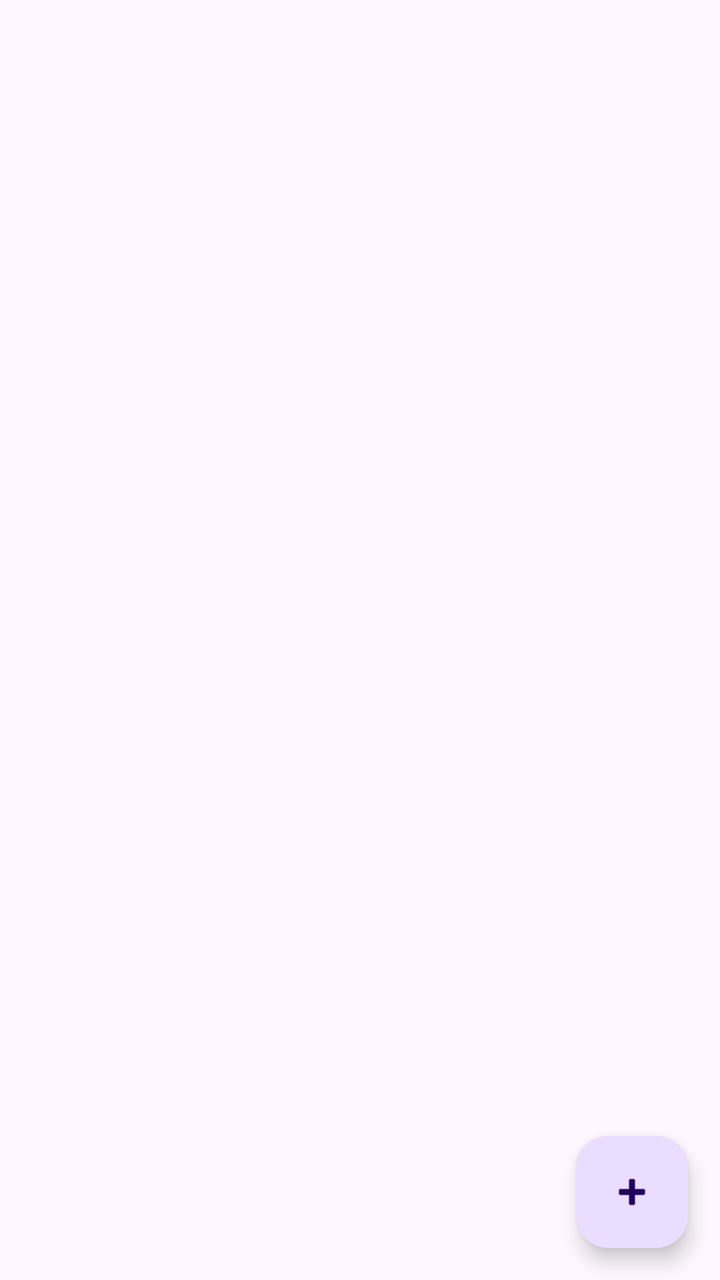
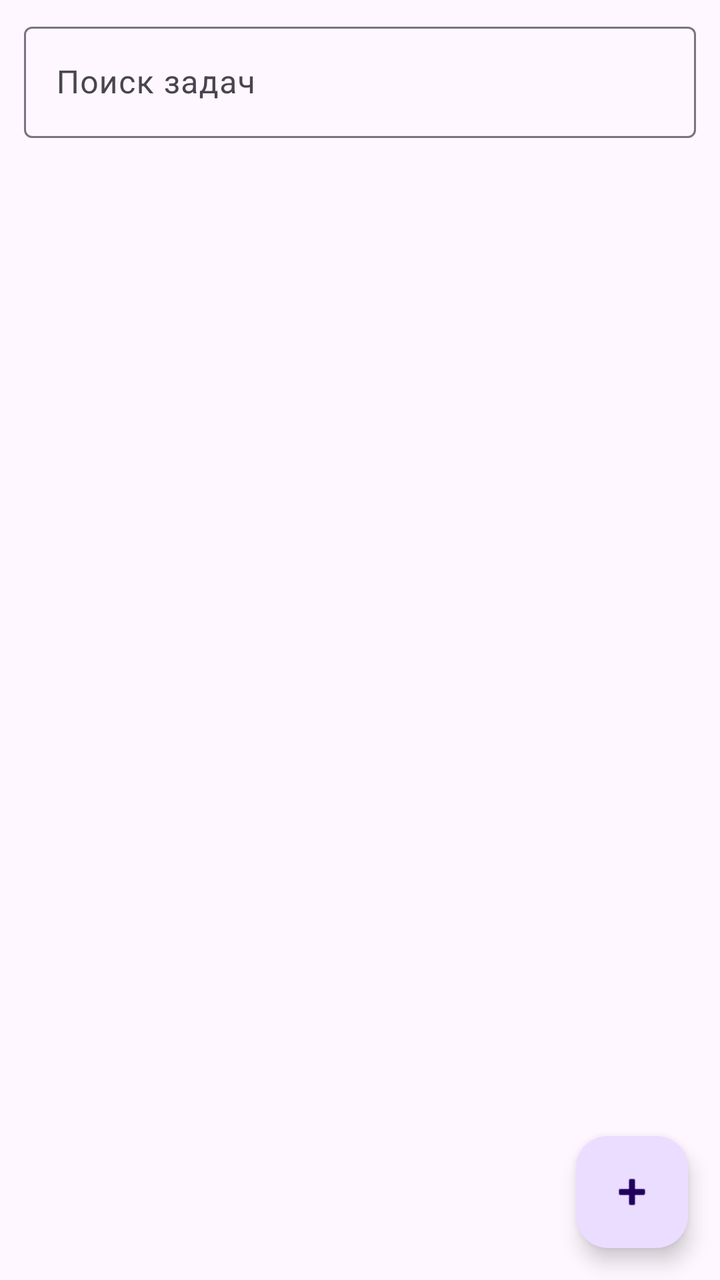

Compare the two renders of this Android layout. The source of the first and the diff that turns it into the second are given below.
<!-- AndroidManifest.xml: application theme Theme.Todo -->
<!-- res/layout/fragment_task_list.xml -->
<?xml version="1.0" encoding="utf-8"?>
<androidx.constraintlayout.widget.ConstraintLayout xmlns:android="http://schemas.android.com/apk/res/android"
    xmlns:app="http://schemas.android.com/apk/res-auto"
    xmlns:tools="http://schemas.android.com/tools"
    android:layout_width="match_parent"
    android:layout_height="match_parent"
    tools:context=".presentation.list.TaskListFragment">

    
    <androidx.recyclerview.widget.RecyclerView
        android:id="@+id/tasksRecyclerView"
        android:layout_width="0dp"
        android:layout_height="0dp"
        android:clipToPadding="false"
        android:paddingTop="8dp"
        android:paddingBottom="80dp"
        app:layout_constraintBottom_toBottomOf="parent"
        app:layout_constraintEnd_toEndOf="parent"
        app:layout_constraintStart_toStartOf="parent"
        app:layout_constraintTop_toTopOf="parent"
        tools:listitem="@layout/item_task" />

    
    <TextView
        android:id="@+id/emptyText"
        android:layout_width="wrap_content"
        android:layout_height="wrap_content"
        android:text="Нет задач. Добавьте первую!"
        android:textSize="16sp"
        android:visibility="gone"
        app:layout_constraintBottom_toBottomOf="parent"
        app:layout_constraintEnd_toEndOf="parent"
        app:layout_constraintStart_toStartOf="parent"
        app:layout_constraintTop_toTopOf="parent"
        tools:visibility="visible" />

    
    <ProgressBar
        android:id="@+id/progressBar"
        android:layout_width="wrap_content"
        android:layout_height="wrap_content"
        android:visibility="gone"
        app:layout_constraintBottom_toBottomOf="parent"
        app:layout_constraintEnd_toEndOf="parent"
        app:layout_constraintStart_toStartOf="parent"
        app:layout_constraintTop_toTopOf="parent"
        tools:visibility="visible" />

    
    <com.google.android.material.floatingactionbutton.FloatingActionButton
        android:id="@+id/addTaskFab"
        android:layout_width="wrap_content"
        android:layout_height="wrap_content"
        android:layout_margin="16dp"
        android:contentDescription="Добавить задачу"
        android:src="@android:drawable/ic_input_add"
        app:layout_constraintBottom_toBottomOf="parent"
        app:layout_constraintEnd_toEndOf="parent" />

</androidx.constraintlayout.widget.ConstraintLayout>
<!-- res/layout/item_task.xml (included above) -->
<?xml version="1.0" encoding="utf-8"?>
<androidx.cardview.widget.CardView xmlns:android="http://schemas.android.com/apk/res/android"
    xmlns:app="http://schemas.android.com/apk/res-auto"
    android:layout_width="match_parent"
    android:layout_height="wrap_content"
    android:layout_marginHorizontal="12dp"
    android:layout_marginVertical="6dp"
    app:cardCornerRadius="12dp"
    app:cardElevation="2dp">

    <androidx.constraintlayout.widget.ConstraintLayout
        android:layout_width="match_parent"
        android:layout_height="wrap_content"
        android:padding="12dp">

        
        <View
            android:id="@+id/priorityIndicator"
            android:layout_width="6dp"
            android:layout_height="0dp"
            android:background="#FFC107"
            app:layout_constraintBottom_toBottomOf="@id/titleText"
            app:layout_constraintStart_toStartOf="parent"
            app:layout_constraintTop_toTopOf="@id/titleText" />

        
        <TextView
            android:id="@+id/titleText"
            android:layout_width="0dp"
            android:layout_height="wrap_content"
            android:layout_marginStart="10dp"
            android:ellipsize="end"
            android:maxLines="1"
            android:text="Название задачи"
            android:textColor="?android:attr/textColorPrimary"
            android:textSize="16sp"
            android:textStyle="bold"
            app:layout_constraintEnd_toStartOf="@id/completedCheckbox"
            app:layout_constraintStart_toEndOf="@id/priorityIndicator"
            app:layout_constraintTop_toTopOf="parent" />

        
        <CheckBox
            android:id="@+id/completedCheckbox"
            android:layout_width="wrap_content"
            android:layout_height="wrap_content"
            app:layout_constraintBottom_toBottomOf="@id/titleText"
            app:layout_constraintEnd_toEndOf="parent"
            app:layout_constraintTop_toTopOf="@id/titleText" />

        
        <TextView
            android:id="@+id/descriptionText"
            android:layout_width="0dp"
            android:layout_height="wrap_content"
            android:layout_marginStart="10dp"
            android:layout_marginTop="4dp"
            android:ellipsize="end"
            android:maxLines="2"
            android:text="Описание задачи"
            android:textColor="?android:attr/textColorSecondary"
            android:textSize="14sp"
            app:layout_constraintEnd_toEndOf="parent"
            app:layout_constraintStart_toEndOf="@id/priorityIndicator"
            app:layout_constraintTop_toBottomOf="@id/titleText" />

        
        <TextView
            android:id="@+id/dueDateText"
            android:layout_width="0dp"
            android:layout_height="wrap_content"
            android:layout_marginStart="10dp"
            android:layout_marginTop="6dp"
            android:text="01.01.2026 12:00"
            android:textColor="?android:attr/textColorSecondary"
            android:textSize="12sp"
            app:layout_constraintBottom_toBottomOf="parent"
            app:layout_constraintEnd_toEndOf="parent"
            app:layout_constraintStart_toEndOf="@id/priorityIndicator"
            app:layout_constraintTop_toBottomOf="@id/descriptionText" />

    </androidx.constraintlayout.widget.ConstraintLayout>

</androidx.cardview.widget.CardView>
<!-- resources referenced by this layout -->
<resources>
  <style name="Theme.Todo" parent="Base.Theme.Todo" />
  <style name="Base.Theme.Todo" parent="Theme.Material3.DayNight.NoActionBar">
          
          
      </style>
</resources>

<!-- the commit's change to res/layout/fragment_task_list.xml (unified diff, before → after) -->
@@ -5,6 +5,29 @@
     android:layout_width="match_parent"
     android:layout_height="match_parent"
     tools:context=".presentation.list.TaskListFragment">
+
+    
+    <com.google.android.material.textfield.TextInputLayout
+        android:id="@+id/searchInputLayout"
+        android:layout_width="0dp"
+        android:layout_height="wrap_content"
+        android:layout_marginHorizontal="12dp"
+        android:layout_marginTop="8dp"
+        android:hint="Поиск задач"
+        app:endIconMode="clear_text"
+        app:layout_constraintEnd_toEndOf="parent"
+        app:layout_constraintStart_toStartOf="parent"
+        app:layout_constraintTop_toTopOf="parent">
+
+        <com.google.android.material.textfield.TextInputEditText
+            android:id="@+id/searchInput"
+            android:layout_width="match_parent"
+            android:layout_height="wrap_content"
+            android:imeOptions="actionSearch"
+            android:inputType="text"
+            android:maxLines="1" />
+
+    </com.google.android.material.textfield.TextInputLayout>
 
     
     <androidx.recyclerview.widget.RecyclerView
@@ -17,7 +40,7 @@
         app:layout_constraintBottom_toBottomOf="parent"
         app:layout_constraintEnd_toEndOf="parent"
         app:layout_constraintStart_toStartOf="parent"
-        app:layout_constraintTop_toTopOf="parent"
+        app:layout_constraintTop_toBottomOf="@id/searchInputLayout"
         tools:listitem="@layout/item_task" />
 
     
@@ -52,6 +75,7 @@
         android:layout_width="wrap_content"
         android:layout_height="wrap_content"
         android:layout_margin="16dp"
+        android:layout_marginBottom="80dp"
         android:contentDescription="Добавить задачу"
         android:src="@android:drawable/ic_input_add"
         app:layout_constraintBottom_toBottomOf="parent"
